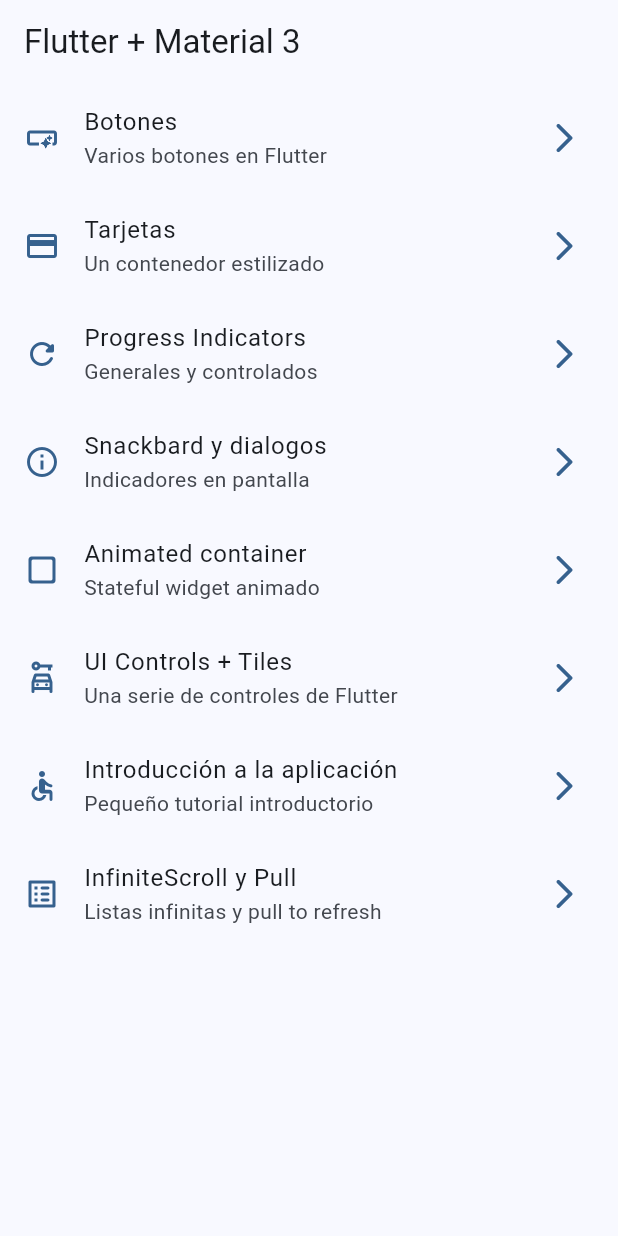
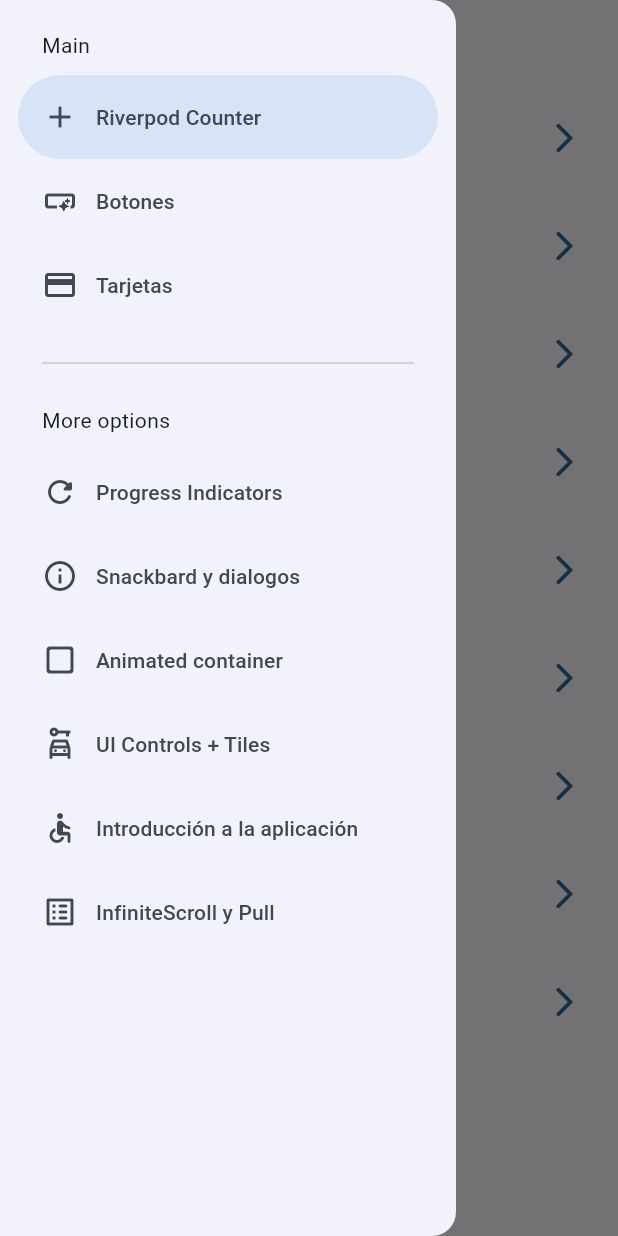
Before and after one commit to Yeison2017/fl_widgets_app, a Flutter app: the screen it shows after launch, with the side drawer open (before the commit the screen has no drawer), on a phone screen of 412 x 824 dp. Run offline on Flutter 3.47's test engine with Material 2 defaults, Android fonts, the phone set to English and light mode, and no system bars; our stand-ins replace animate_do, go_router.

Commit message:
Se crea la pantalla de contador

```diff
--- a/lib/config/menu/menu_items.dart
+++ b/lib/config/menu/menu_items.dart
@@ -14,6 +14,11 @@ class MenuItem {
 }
 
 const appMenuItems = <MenuItem>[
+  MenuItem(
+      title: 'Riverpod Counter',
+      subTitle: 'Introducción a riverpod',
+      link: '/counter-river',
+      icon: Icons.add),
   MenuItem(
       title: 'Botones',
       subTitle: 'Varios botones en Flutter',
--- a/lib/config/router/app_router.dart
+++ b/lib/config/router/app_router.dart
@@ -51,5 +51,10 @@ final appRouter = GoRouter(
       name: InfiniteScrollScreen.name,
       builder: (context, state) => const InfiniteScrollScreen(),
     ),
+    GoRoute(
+      path: '/counter-river',
+      name: CounterScreen.name,
+      builder: (context, state) => const CounterScreen(),
+    ),
   ],
 );
--- a/lib/presentation/screens/home/home_screen.dart
+++ b/lib/presentation/screens/home/home_screen.dart
@@ -2,6 +2,8 @@ import 'package:flutter/material.dart';
 import 'package:go_router/go_router.dart';
 import 'package:widgets_app/config/menu/menu_items.dart';
 import 'package:widgets_app/presentation/screens/cards/cards_screen.dart';
+
+import '../../widgets/side_menu.dart';
 
 class HomeScreen extends StatelessWidget {
   static const String name = 'home_screen';
@@ -10,11 +12,15 @@ class HomeScreen extends StatelessWidget {
 
   @override
   Widget build(BuildContext context) {
+    final scaffoldKey = GlobalKey<ScaffoldState>();
+
     return Scaffold(
+      key: scaffoldKey,
       appBar: AppBar(
         title: const Text('Flutter + Material 3'),
       ),
       body: const _HomeView(),
+      drawer: SideMenu(scaffoldKey: scaffoldKey),
     );
   }
 }
--- a/lib/presentation/screens/screens.dart
+++ b/lib/presentation/screens/screens.dart
@@ -2,6 +2,7 @@ export 'package:widgets_app/presentation/screens/animated/animated_screen.dart';
 export 'package:widgets_app/presentation/screens/app_tutorial/app_tutorial_screen.dart';
 export 'package:widgets_app/presentation/screens/buttons/buttons_screen.dart';
 export 'package:widgets_app/presentation/screens/cards/cards_screen.dart';
+export 'package:widgets_app/presentation/screens/counter/counter_screen.dart';
 export 'package:widgets_app/presentation/screens/home/home_screen.dart';
 export 'package:widgets_app/presentation/screens/infinite_scroll/infinite_scroll_screen.dart';
 export 'package:widgets_app/presentation/screens/progress/progress_screen.dart';
--- /dev/null
+++ b/lib/presentation/widgets/side_menu.dart
@@ -0,0 +1,54 @@
+import 'package:flutter/material.dart';
+import 'package:go_router/go_router.dart';
+import 'package:widgets_app/config/menu/menu_items.dart';
+
+class SideMenu extends StatefulWidget {
+  final GlobalKey<ScaffoldState> scaffoldKey;
+
+  const SideMenu({super.key, required this.scaffoldKey});
+
+  @override
+  State<SideMenu> createState() => _SideMenuState();
+}
+
+class _SideMenuState extends State<SideMenu> {
+  int navDrawerIndex = 0;
+  @override
+  Widget build(BuildContext context) {
+    final hasNotch = MediaQuery.of(context).viewPadding.top > 35;
+
+    return NavigationDrawer(
+        selectedIndex: navDrawerIndex,
+        onDestinationSelected: (value) {
+          setState(() {
+            navDrawerIndex = value;
+          });
+
+          final menuItem = appMenuItems[value];
+          context.push(menuItem.link);
+          widget.scaffoldKey.currentState?.closeDrawer();
+        },
+        children: [
+          Padding(
+            padding: EdgeInsets.fromLTRB(28, hasNotch ? 0 : 20, 16, 10),
+            child: const Text('Main'),
+          ),
+          ...appMenuItems.sublist(0, 3).map(
+                (item) => NavigationDrawerDestination(
+                    icon: Icon(item.icon), label: Text(item.title)),
+              ),
+          const Padding(
+            padding: EdgeInsets.fromLTRB(28, 16, 28, 10),
+            child: Divider(),
+          ),
+          const Padding(
+            padding: EdgeInsets.fromLTRB(28, 10, 16, 10),
+            child: Text('More options'),
+          ),
+          ...appMenuItems.sublist(3).map(
+                (item) => NavigationDrawerDestination(
+                    icon: Icon(item.icon), label: Text(item.title)),
+              ),
+        ]);
+  }
+}
```
Also changed, not shown: lib/presentation/screens/counter/counter_screen.dart (added, +21 -0 lines).
